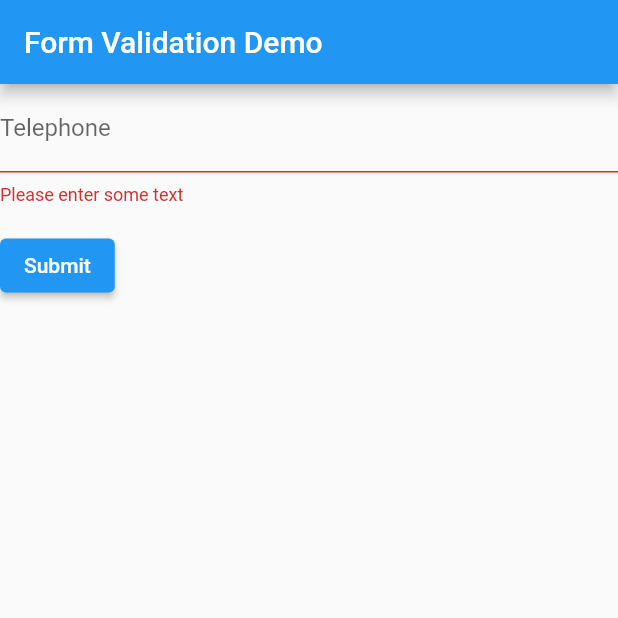
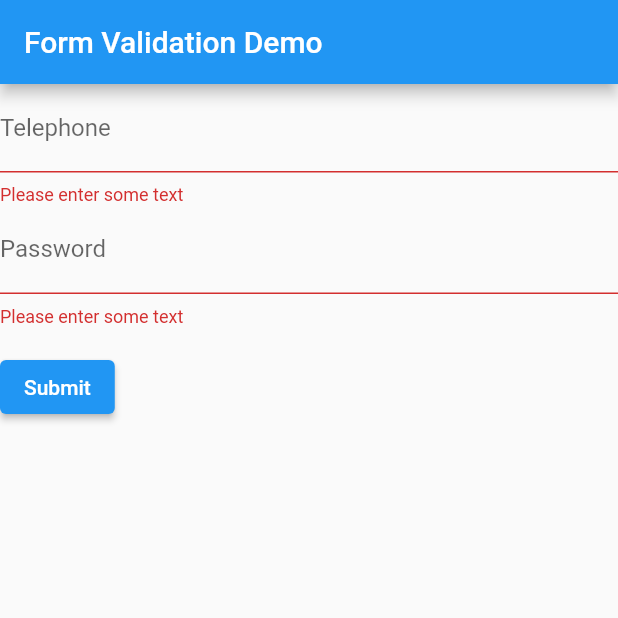
Before and after one commit to bomb0069/introduction-to-flutter, a Flutter app: the screen it shows after launch, after a tap on "Submit", on a phone screen of 412 x 824 dp, the top half of it. Run offline on Flutter 3.47's test engine with Material 2 defaults, Android fonts, the phone set to English and light mode, and no system bars; our stand-ins replace form_field_validator, form_validator.

Commit message:
[Added]: field password with obscureText=true to visible password

```diff
--- a/form/multi_field_submit_form/lib/main.dart
+++ b/form/multi_field_submit_form/lib/main.dart
@@ -58,6 +58,16 @@ class MyCustomFormState extends State<MyCustomForm> {
               return null;
             },
           ),
+          TextFormField(
+            decoration: const InputDecoration(label: Text('Password')),
+            obscureText: true,
+            validator: (value) {
+              if (value == null || value.isEmpty) {
+                return 'Please enter some text';
+              }
+              return null;
+            },
+          ),
           Padding(
             padding: const EdgeInsets.symmetric(vertical: 16.0),
             child: ElevatedButton(
```
